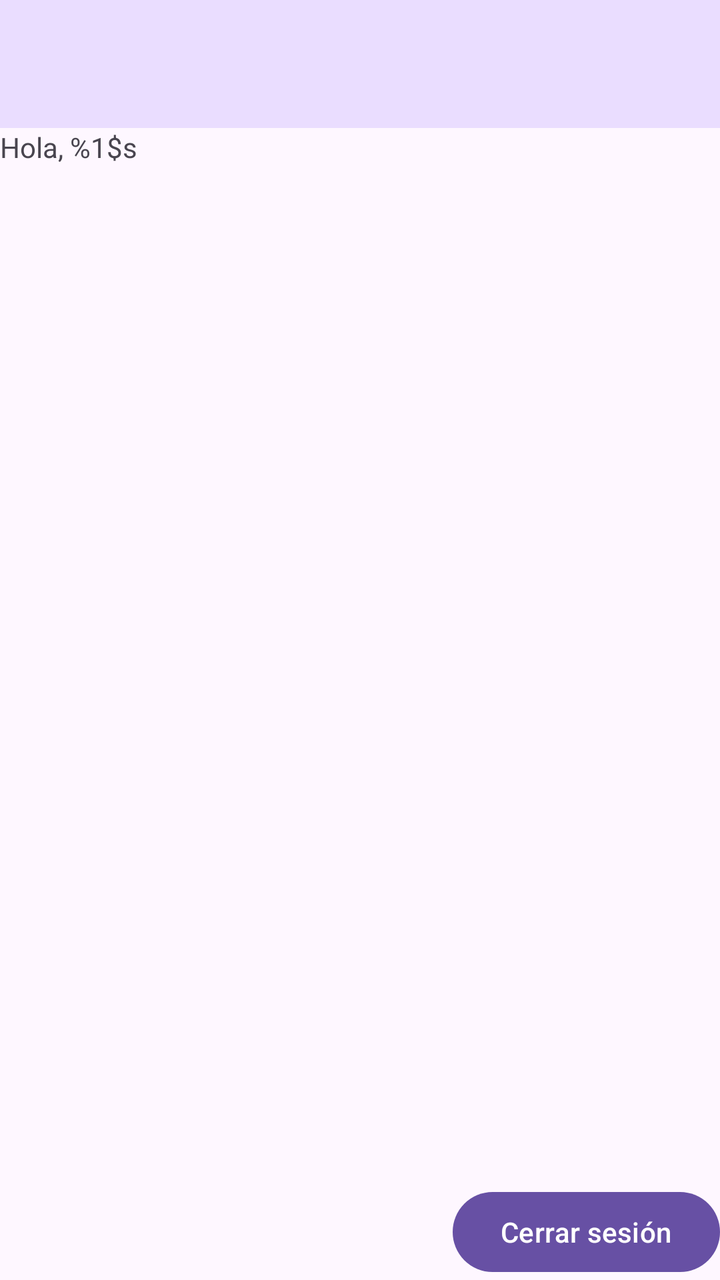
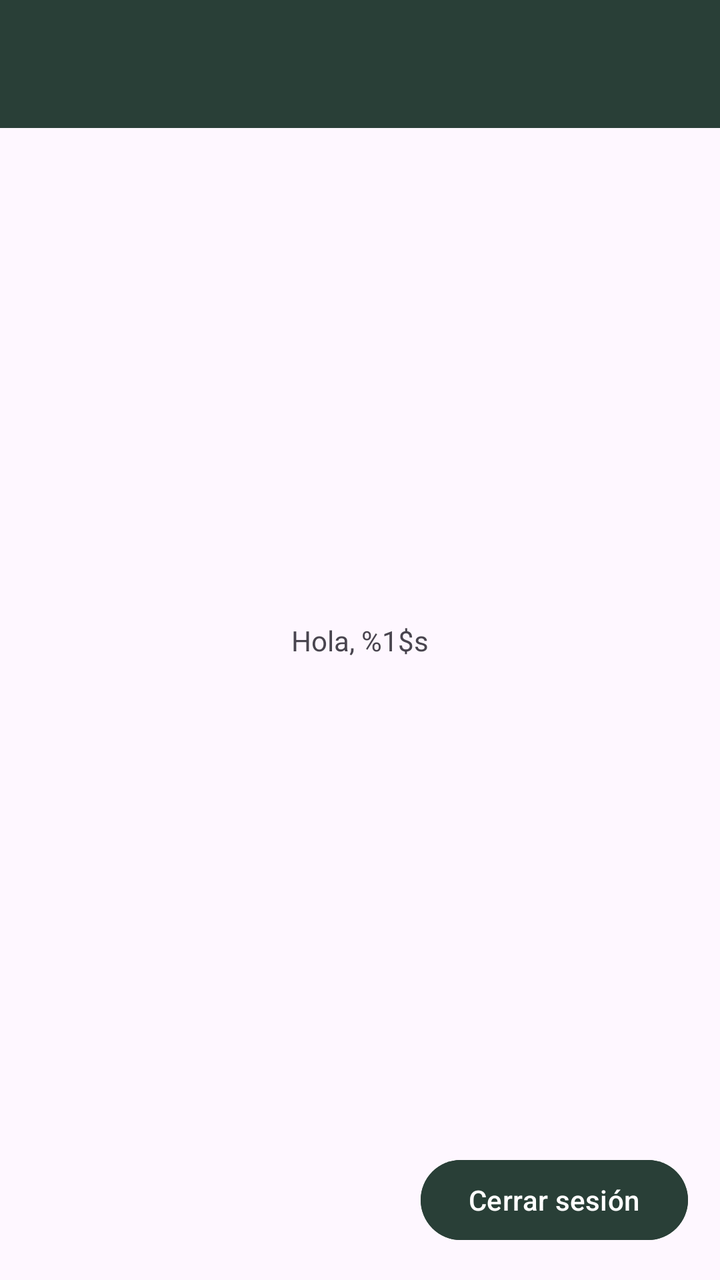

Before-and-after screenshots of an Android layout around one commit, followed by the original layout XML and the change that was made.
<!-- AndroidManifest.xml: application theme Theme.LoginAndres -->
<!-- res/layout/activity_menu.xml -->
<?xml version="1.0" encoding="utf-8"?>
<androidx.constraintlayout.widget.ConstraintLayout xmlns:android="http://schemas.android.com/apk/res/android"
    xmlns:app="http://schemas.android.com/apk/res-auto"
    xmlns:tools="http://schemas.android.com/tools"
    android:id="@+id/main"
    android:layout_width="match_parent"
    android:layout_height="match_parent"
    tools:context=".MenuActivity">

    <com.google.android.material.appbar.MaterialToolbar
        android:id="@+id/toolbar"
        android:layout_width="0dp"
        android:layout_height="?attr/actionBarSize"
        android:background="?attr/colorPrimaryContainer"
        app:layout_constraintStart_toStartOf="parent"
        app:layout_constraintEnd_toEndOf="parent"
        app:layout_constraintTop_toTopOf="parent" />

    <TextView
        android:id="@+id/tvSaludo"
        android:layout_width="wrap_content"
        android:layout_height="wrap_content"
        android:text="@string/saludo"
        app:layout_constraintStart_toStartOf="parent"
        app:layout_constraintTop_toBottomOf="@id/toolbar" />

    <Button
        android:id="@+id/btnCerrarSesion"
        android:layout_width="wrap_content"
        android:layout_height="wrap_content"
        android:text="@string/cerrar_sesion"
        app:layout_constraintEnd_toEndOf="parent"
        app:layout_constraintBottom_toBottomOf="parent" />

</androidx.constraintlayout.widget.ConstraintLayout>
<!-- resources referenced by this layout -->
<resources>
  <string name="cerrar_sesion">Cerrar sesión</string>
  <string name="saludo">Hola, %1$s</string>
  <style name="Theme.LoginAndres" parent="Base.Theme.LoginAndres" />
  <style name="Base.Theme.LoginAndres" parent="Theme.Material3.DayNight.NoActionBar">
          
          
      </style>
</resources>

<!-- the commit's change to res/layout/activity_menu.xml (unified diff, before → after) -->
@@ -11,7 +11,7 @@
         android:id="@+id/toolbar"
         android:layout_width="0dp"
         android:layout_height="?attr/actionBarSize"
-        android:background="?attr/colorPrimaryContainer"
+        android:background="@color/tinta_pino"
         app:layout_constraintStart_toStartOf="parent"
         app:layout_constraintEnd_toEndOf="parent"
         app:layout_constraintTop_toTopOf="parent" />
@@ -22,13 +22,18 @@
         android:layout_height="wrap_content"
         android:text="@string/saludo"
         app:layout_constraintStart_toStartOf="parent"
-        app:layout_constraintTop_toBottomOf="@id/toolbar" />
+        app:layout_constraintEnd_toEndOf="parent"
+        app:layout_constraintTop_toTopOf="parent"
+        app:layout_constraintBottom_toBottomOf="parent" />
 
     <Button
         android:id="@+id/btnCerrarSesion"
         android:layout_width="wrap_content"
         android:layout_height="wrap_content"
         android:text="@string/cerrar_sesion"
+        android:backgroundTint="@color/tinta_pino"
+        android:layout_marginEnd="16dp"
+        android:layout_marginBottom="16dp"
         app:layout_constraintEnd_toEndOf="parent"
         app:layout_constraintBottom_toBottomOf="parent" />
 
<!-- resource entries referenced after the edit -->
@@ -1,5 +1,6 @@
 <!-- resources referenced by this layout -->
 <resources>
+  <color name="tinta_pino">#293F37</color>
   <string name="cerrar_sesion">Cerrar sesión</string>
   <string name="saludo">Hola, %1$s</string>
   <style name="Theme.LoginAndres" parent="Base.Theme.LoginAndres" />
